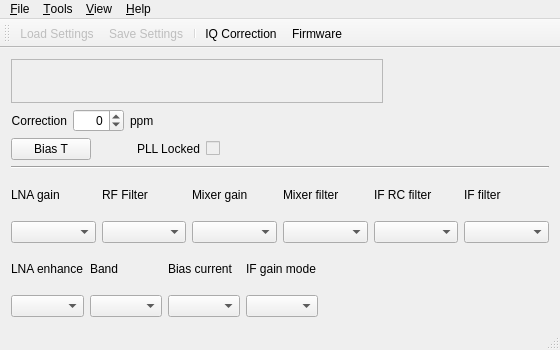
Before: the Qt Designer form mainwindow.ui in csete/qthid, drawn with Qt 5.
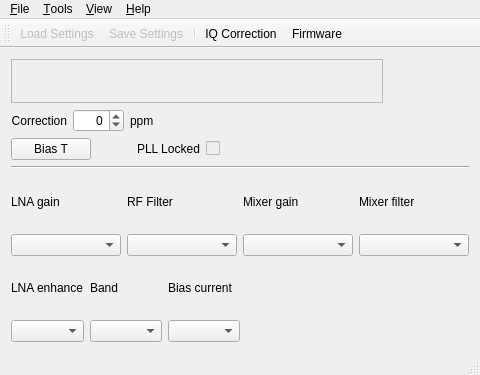
After: the same form once the commit is applied. Icons and pictures are not drawn. Custom widgets are drawn as their Qt base class.

Commit message: Issue #10: Moved IF filter and gain mode control into dock widget. Changed FW dialog into non-modal to allow FCd reader callback to function in bootloader mode.

Diff of the .ui file:
```diff
--- a/mainwindow.ui
+++ b/mainwindow.ui
@@ -6,8 +6,8 @@
    <rect>
     <x>0</x>
     <y>0</y>
-    <width>560</width>
-    <height>350</height>
+    <width>480</width>
+    <height>375</height>
    </rect>
   </property>
   <property name="windowTitle">
@@ -253,27 +253,6 @@
         </property>
        </widget>
       </item>
-      <item row="0" column="3">
-       <widget class="QLabel" name="labelMixerFilter">
-        <property name="text">
-         <string>Mixer filter</string>
-        </property>
-       </widget>
-      </item>
-      <item row="0" column="4">
-       <widget class="QLabel" name="labelIFRCfilter">
-        <property name="text">
-         <string>IF RC filter</string>
-        </property>
-       </widget>
-      </item>
-      <item row="0" column="5">
-       <widget class="QLabel" name="labelFilter">
-        <property name="text">
-         <string>IF filter</string>
-        </property>
-       </widget>
-      </item>
       <item row="1" column="0">
        <widget class="QComboBox" name="comboBoxLNAGain"/>
       </item>
@@ -295,12 +274,6 @@
       <item row="1" column="3">
        <widget class="QComboBox" name="comboBoxMixerFilter"/>
       </item>
-      <item row="1" column="4">
-       <widget class="QComboBox" name="comboBoxIFRCFilter"/>
-      </item>
-      <item row="1" column="5">
-       <widget class="QComboBox" name="comboBoxIFFilter"/>
-      </item>
       <item row="0" column="1">
        <widget class="QLabel" name="labelRFFilter">
         <property name="text">
@@ -308,6 +281,13 @@
         </property>
        </widget>
       </item>
+      <item row="0" column="3">
+       <widget class="QLabel" name="labelMixerFilter">
+        <property name="text">
+         <string>Mixer filter</string>
+        </property>
+       </widget>
+      </item>
      </layout>
     </item>
     <item>
@@ -328,13 +308,6 @@
           </property>
          </widget>
         </item>
-        <item row="0" column="3">
-         <widget class="QLabel" name="labelIFgainmode">
-          <property name="text">
-           <string>IF gain mode</string>
-          </property>
-         </widget>
-        </item>
         <item row="1" column="0">
          <widget class="QComboBox" name="comboBoxLNAEnhance"/>
         </item>
@@ -357,9 +330,6 @@
         <item row="1" column="2">
          <widget class="QComboBox" name="comboBoxBiasCurrent"/>
         </item>
-        <item row="1" column="3">
-         <widget class="QComboBox" name="comboBoxIFGainMode"/>
-        </item>
         <item row="0" column="0">
          <widget class="QLabel" name="labelLNAEnhance">
           <property name="text">
@@ -391,8 +361,8 @@
     <rect>
      <x>0</x>
      <y>0</y>
-     <width>560</width>
-     <height>25</height>
+     <width>480</width>
+     <height>22</height>
     </rect>
    </property>
    <widget class="QMenu" name="menuFile">
```
The commit also changes 6 other files.
